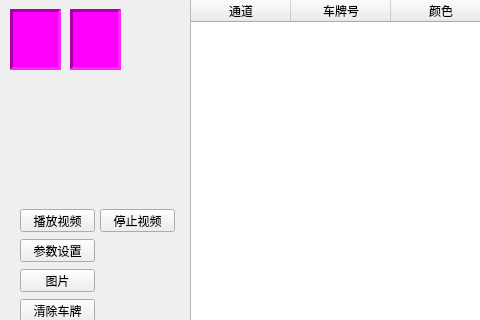
Qt form PlateDemo/mainwindow.ui (Anne081031/WinParkUI) before a commit; both pictures show x 0 to 480 and y 428 to 748 of the 1163 by 887 pixel window.
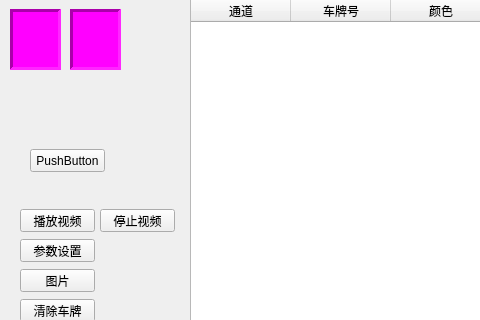
The same form after that commit.

```diff
--- a/PlateDemo/mainwindow.ui
+++ b/PlateDemo/mainwindow.ui
@@ -359,6 +359,19 @@
      <bool>true</bool>
     </property>
    </widget>
+   <widget class="QPushButton" name="pushButton">
+    <property name="geometry">
+     <rect>
+      <x>30</x>
+      <y>560</y>
+      <width>75</width>
+      <height>23</height>
+     </rect>
+    </property>
+    <property name="text">
+     <string>PushButton</string>
+    </property>
+   </widget>
   </widget>
   <widget class="QMenuBar" name="menuBar">
    <property name="geometry">
```
